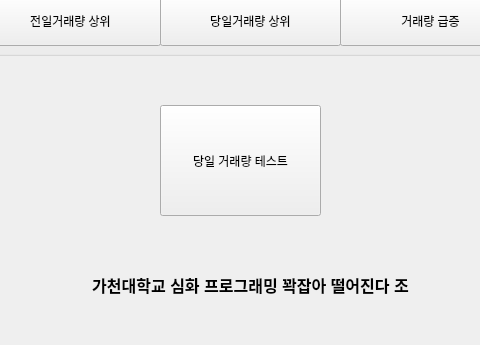
MOGRITHS/-, file Main_Window.ui: the form before one commit; both pictures show x 150 to 630 and y 255 to 600 of the 802 by 600 pixel window.
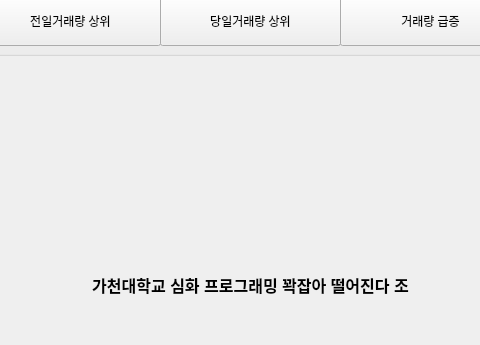
The form after the commit.

Patch:
```diff
--- a/Main_Window.ui
+++ b/Main_Window.ui
@@ -146,19 +146,6 @@
      <string>자동으로 바뀝니다</string>
     </property>
    </widget>
-   <widget class="QPushButton" name="pushButton">
-    <property name="geometry">
-     <rect>
-      <x>310</x>
-      <y>360</y>
-      <width>161</width>
-      <height>111</height>
-     </rect>
-    </property>
-    <property name="text">
-     <string>당일 거래량 테스트</string>
-    </property>
-   </widget>
   </widget>
   <widget class="QMenuBar" name="menubar">
    <property name="geometry">
```
Left out of the diff: 18 changed lines with no effect on the pictures.
